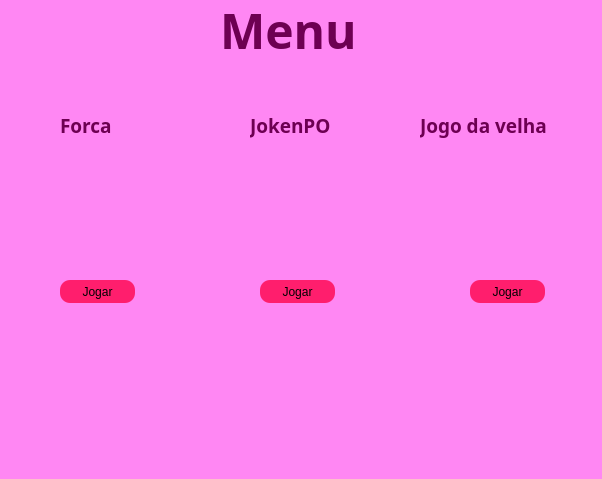
Qt form widgets/janela_principal.ui (gustavobaltazar/sandbox) before a commit.
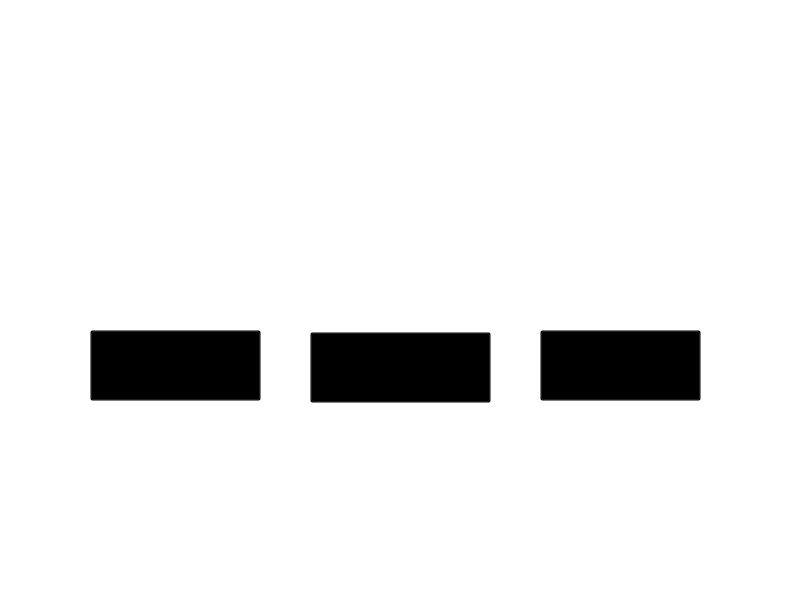
The same form after that commit. Icons and pictures are not drawn.

What changed in the file:
```diff
--- a/widgets/janela_principal.ui
+++ b/widgets/janela_principal.ui
@@ -6,212 +6,82 @@
    <rect>
     <x>0</x>
     <y>0</y>
-    <width>602</width>
-    <height>479</height>
+    <width>800</width>
+    <height>600</height>
    </rect>
   </property>
   <property name="windowTitle">
    <string>MainWindow</string>
   </property>
   <property name="styleSheet">
-   <string notr="true">background-color: rgb(255, 135, 243);</string>
+   <string notr="true">background-color: transparent;</string>
   </property>
   <widget class="QWidget" name="centralwidget">
-   <widget class="QLabel" name="label">
-    <property name="geometry">
-     <rect>
-      <x>220</x>
-      <y>0</y>
-      <width>161</width>
-      <height>61</height>
-     </rect>
-    </property>
-    <property name="font">
-     <font>
-      <family>Rockwell Extra Bold</family>
-      <pointsize>36</pointsize>
-      <weight>75</weight>
-      <bold>true</bold>
-     </font>
-    </property>
-    <property name="styleSheet">
-     <string notr="true">color:rgb(109, 0, 82);</string>
-    </property>
-    <property name="text">
-     <string>Menu</string>
-    </property>
-   </widget>
-   <widget class="QLabel" name="label_2">
-    <property name="geometry">
-     <rect>
-      <x>60</x>
-      <y>110</y>
-      <width>71</width>
-      <height>31</height>
-     </rect>
-    </property>
-    <property name="font">
-     <font>
-      <family>Rockwell Extra Bold</family>
-      <pointsize>14</pointsize>
-      <weight>75</weight>
-      <bold>true</bold>
-     </font>
-    </property>
-    <property name="styleSheet">
-     <string notr="true">color:rgb(109, 0, 82);</string>
-    </property>
-    <property name="text">
-     <string>Forca</string>
-    </property>
-   </widget>
-   <widget class="QLabel" name="label_3">
-    <property name="geometry">
-     <rect>
-      <x>420</x>
-      <y>110</y>
-      <width>171</width>
-      <height>31</height>
-     </rect>
-    </property>
-    <property name="font">
-     <font>
-      <family>Rockwell Extra Bold</family>
-      <pointsize>14</pointsize>
-      <weight>75</weight>
-      <bold>true</bold>
-     </font>
-    </property>
-    <property name="styleSheet">
-     <string notr="true">color:rgb(109, 0, 82);</string>
-    </property>
-    <property name="text">
-     <string>Jogo da velha</string>
-    </property>
-   </widget>
    <widget class="QPushButton" name="pushButton">
     <property name="geometry">
      <rect>
-      <x>60</x>
-      <y>280</y>
-      <width>75</width>
-      <height>23</height>
+      <x>90</x>
+      <y>330</y>
+      <width>171</width>
+      <height>71</height>
      </rect>
     </property>
     <property name="styleSheet">
-     <string notr="true">background-color: rgb(255, 30, 109);
-border-radius: 10px;</string>
+     <string notr="true">background-color: rgba(0,0,0,0)</string>
     </property>
     <property name="text">
-     <string>Jogar</string>
+     <string/>
     </property>
    </widget>
    <widget class="QPushButton" name="pushButton_2">
     <property name="geometry">
      <rect>
-      <x>470</x>
-      <y>280</y>
-      <width>75</width>
-      <height>23</height>
-     </rect>
-    </property>
-    <property name="styleSheet">
-     <string notr="true">background-color: rgb(255, 30, 109);
-border-radius: 10px;</string>
-    </property>
-    <property name="text">
-     <string>Jogar</string>
-    </property>
-   </widget>
-   <widget class="QLabel" name="label_6">
-    <property name="geometry">
-     <rect>
-      <x>20</x>
-      <y>150</y>
+      <x>540</x>
+      <y>330</y>
       <width>161</width>
-      <height>101</height>
+      <height>71</height>
      </rect>
     </property>
-    <property name="text">
-     <string/>
+    <property name="styleSheet">
+     <string notr="true">background-color: rgba(0,0,0,0)</string>
     </property>
-    <property name="pixmap">
-     <pixmap>../forca.png</pixmap>
-    </property>
-    <property name="scaledContents">
-     <bool>true</bool>
-    </property>
-   </widget>
-   <widget class="QLabel" name="label_4">
-    <property name="geometry">
-     <rect>
-      <x>440</x>
-      <y>150</y>
-      <width>121</width>
-      <height>111</height>
-     </rect>
-    </property>
     <property name="text">
      <string/>
     </property>
-    <property name="pixmap">
-     <pixmap>../jogo_da_velha.png</pixmap>
-    </property>
-    <property name="scaledContents">
-     <bool>true</bool>
-    </property>
    </widget>
    <widget class="QPushButton" name="pushButton_3">
     <property name="geometry">
      <rect>
-      <x>260</x>
-      <y>280</y>
-      <width>75</width>
-      <height>23</height>
+      <x>310</x>
+      <y>332</y>
+      <width>181</width>
+      <height>71</height>
      </rect>
     </property>
     <property name="styleSheet">
-     <string notr="true">background-color: rgb(255, 30, 109);
-border-radius: 10px;</string>
+     <string notr="true">background-color: rgba(0,0,0,0)</string>
     </property>
     <property name="text">
-     <string>Jogar</string>
+     <string/>
     </property>
    </widget>
-   <widget class="QLabel" name="label_5">
+   <widget class="QLabel" name="wrapper">
     <property name="geometry">
      <rect>
-      <x>250</x>
-      <y>110</y>
-      <width>121</width>
-      <height>31</height>
+      <x>0</x>
+      <y>0</y>
+      <width>801</width>
+      <height>601</height>
      </rect>
     </property>
-    <property name="font">
-     <font>
-      <family>Rockwell Extra Bold</family>
-      <pointsize>14</pointsize>
-      <weight>75</weight>
-      <bold>true</bold>
-     </font>
-    </property>
-    <property name="styleSheet">
-     <string notr="true">color:rgb(109, 0, 82);</string>
-    </property>
     <property name="text">
-     <string>JokenPO</string>
+     <string/>
     </property>
    </widget>
-  </widget>
-  <widget class="QMenuBar" name="menubar">
-   <property name="geometry">
-    <rect>
-     <x>0</x>
-     <y>0</y>
-     <width>602</width>
-     <height>21</height>
-    </rect>
-   </property>
+   <zorder>wrapper</zorder>
+   <zorder>pushButton</zorder>
+   <zorder>pushButton_2</zorder>
+   <zorder>pushButton_3</zorder>
   </widget>
  </widget>
  <resources>
```
